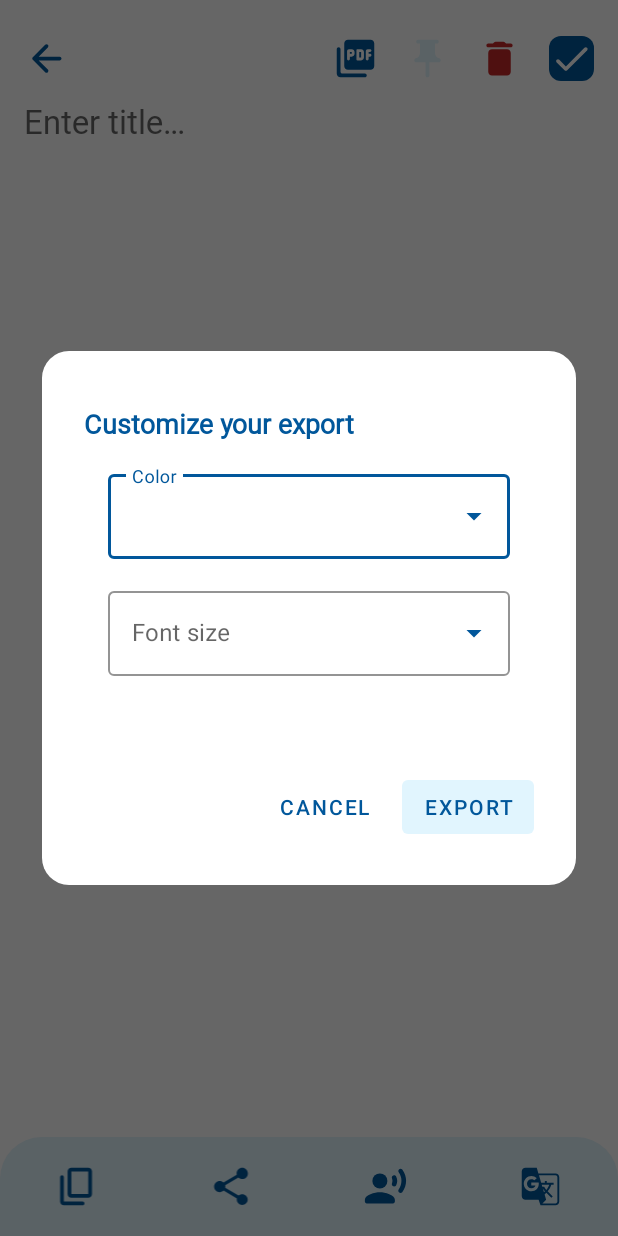
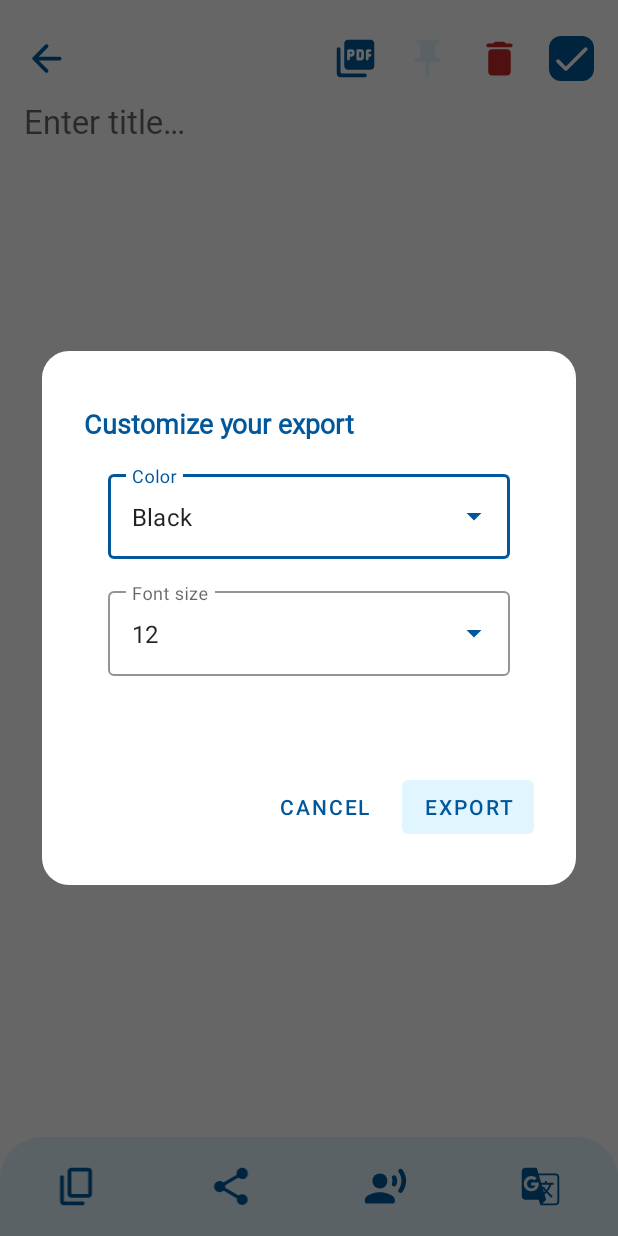
Before and after one commit to nikolaDrljaca/scannerate, an Android app: the DetailScanFragment screen opened through its navigation route, after a tap on an icon or button, on a phone screen of 412 x 824 dp. Run offline under Robolectric (Android 15) with nearby library versions, the phone set to English and light mode, and no system bars; libraries missing offline, so code that uses them is left out: com.airbnb.epoxy, com.google.mlkit.vision; plain views replace EpoxyRecyclerView; 8 statements that could not run were skipped; 3 other taps on this screen came first.

Commit message:
Export pdf from alert dialog.

```diff
--- a/app/src/main/java/com/drbrosdev/studytextscan/service/pdfExport/PrintDocumentAdapter.kt
+++ b/app/src/main/java/com/drbrosdev/studytextscan/service/pdfExport/PrintDocumentAdapter.kt
@@ -182,7 +182,7 @@ class MyPrintDocumentAdapter(
         paint.textSize = fontSize.toFloat()
 
         canvas.drawMultilineText(
-            TextPaint(Paint.ANTI_ALIAS_FLAG),
+            TextPaint(paint),
             leftMargin.toFloat(),
             (titleBaseLine + newLine).toFloat(),
             width,
--- a/app/src/main/java/com/drbrosdev/studytextscan/ui/detailscan/DetailScanFragment.kt
+++ b/app/src/main/java/com/drbrosdev/studytextscan/ui/detailscan/DetailScanFragment.kt
@@ -12,6 +12,7 @@ import android.speech.tts.TextToSpeech
 import android.view.View
 import android.widget.TextView
 import androidx.activity.addCallback
+import androidx.core.os.bundleOf
 import androidx.fragment.app.Fragment
 import androidx.navigation.fragment.findNavController
 import com.drbrosdev.studytextscan.R
@@ -253,20 +254,11 @@ class DetailScanFragment : Fragment(R.layout.fragment_scan_detail) {
             }
 
             imageViewPdf.setOnClickListener {
-                findNavController().navigate(R.id.action_detailScanFragment_to_pdfDialogFragment)
-                /*viewModel.getCurrentScan {
-                    it?.let {
-                        pdfExportService.printDocument(
-                            requireContext(),
-                            it.scanTitle,
-                            listOf(
-                                it
-                            ),
-                            Color.BLACK,
-                            16
-                        )
-                    }
-                }*/
+                val arg = bundleOf("pdf_scan_id" to viewModel.scanId)
+                findNavController().navigate(
+                    R.id.action_detailScanFragment_to_pdfDialogFragment,
+                    arg
+                )
             }
         }
     }
--- a/app/src/main/java/com/drbrosdev/studytextscan/ui/detailscan/DetailScanViewModel.kt
+++ b/app/src/main/java/com/drbrosdev/studytextscan/ui/detailscan/DetailScanViewModel.kt
@@ -24,7 +24,7 @@ class DetailScanViewModel(
     private val filteredModelsRepository: FilteredTextRepository
 ) : ViewModel() {
 
-    private val scanId = savedStateHandle.get<Int>("scan_id") ?: 0
+    val scanId = savedStateHandle.get<Int>("scan_id") ?: 0
     private val isJustCreated = savedStateHandle.get<Int>("is_created") ?: 0
 
     private val _viewState = MutableStateFlow(DetailScanState())
--- a/app/src/main/java/com/drbrosdev/studytextscan/ui/pdfDialog/PdfDialogFragment.kt
+++ b/app/src/main/java/com/drbrosdev/studytextscan/ui/pdfDialog/PdfDialogFragment.kt
@@ -9,18 +9,23 @@ import android.widget.AutoCompleteTextView
 import androidx.fragment.app.DialogFragment
 import com.drbrosdev.studytextscan.R
 import com.drbrosdev.studytextscan.databinding.FragmentPdfDialogBinding
+import com.drbrosdev.studytextscan.service.pdfExport.PdfExportServiceImpl
+import org.koin.android.ext.android.inject
 import org.koin.androidx.viewmodel.ext.android.stateViewModel
 
 class PdfDialogFragment : DialogFragment(R.layout.fragment_pdf_dialog) {
 
     private val pdfDialogViewModel: PdfDialogViewModel by stateViewModel(state = { requireArguments() })
+    private val pdfExportService: PdfExportServiceImpl by inject()
 
     /*
     Text fields work as exposed menus when clicked. These are the options to be displayed in the
     dropdown menu.
      */
-    private val colorOptionsList = listOf("Black", "Blue", "Red", "Green")
+    private val colorOptionsList = listOf("Black", "Blue", "Red", "Green", "Yellow")
     private val fontSizeOptionsList = listOf("12", "14", "16", "18")
+    private val defaultColor = "Black"
+    private val defaultFontSize = "12"
 
     override fun onViewCreated(view: View, savedInstanceState: Bundle?) {
         super.onViewCreated(view, savedInstanceState)
@@ -40,14 +45,42 @@ class PdfDialogFragment : DialogFragment(R.layout.fragment_pdf_dialog) {
 
             buttonCancel.setOnClickListener { dismiss() }
 
+            colorMenu.editText?.setText(defaultColor)
+            fontSizeMenu.editText?.setText(defaultFontSize)
+
             buttonExport.setOnClickListener {
                 /*
                 Grab current values of text fields and perform export.
                 Scan comes from viewModel.
                  */
-                val currentColor = colorMenu.editText?.text?.toString()
-                val currentFont = fontSizeMenu.editText?.text?.toString()
+                val currentColor = colorMenu.editText?.text?.toString() ?: ""
+                val currentFontSize = fontSizeMenu.editText?.text?.toString() ?: ""
+
+                pdfDialogViewModel.getScan {
+                    it?.let {
+                        pdfExportService.printDocument(
+                            requireContext(),
+                            it.scanTitle,
+                            listOf(
+                                it
+                            ),
+                            determineColor(currentColor),
+                            currentFontSize.toInt()
+                        )
+                    }
+                }
             }
         }
     }
+
+    private fun determineColor(colorString: String): Int{
+        when(colorString){
+            "Black" -> return Color.BLACK
+            "Blue" -> return Color.BLUE
+            "Green" -> return Color.GREEN
+            "Red" -> return Color.RED
+            "Yellow" -> return Color.YELLOW
+        }
+        return Color.BLACK
+    }
 }
```
